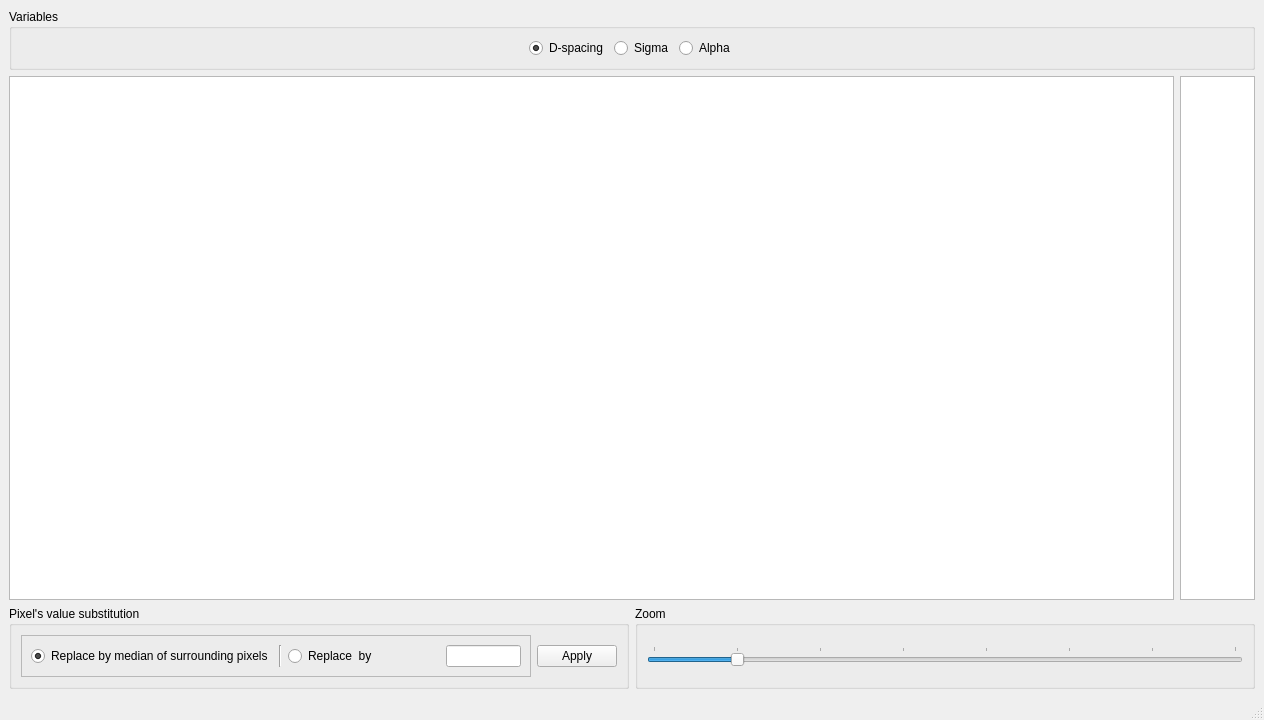
Qt form ibeatles/ui/ui_fittingVariablesKropff.ui (ornlneutronimaging/iBeatles) before a commit.
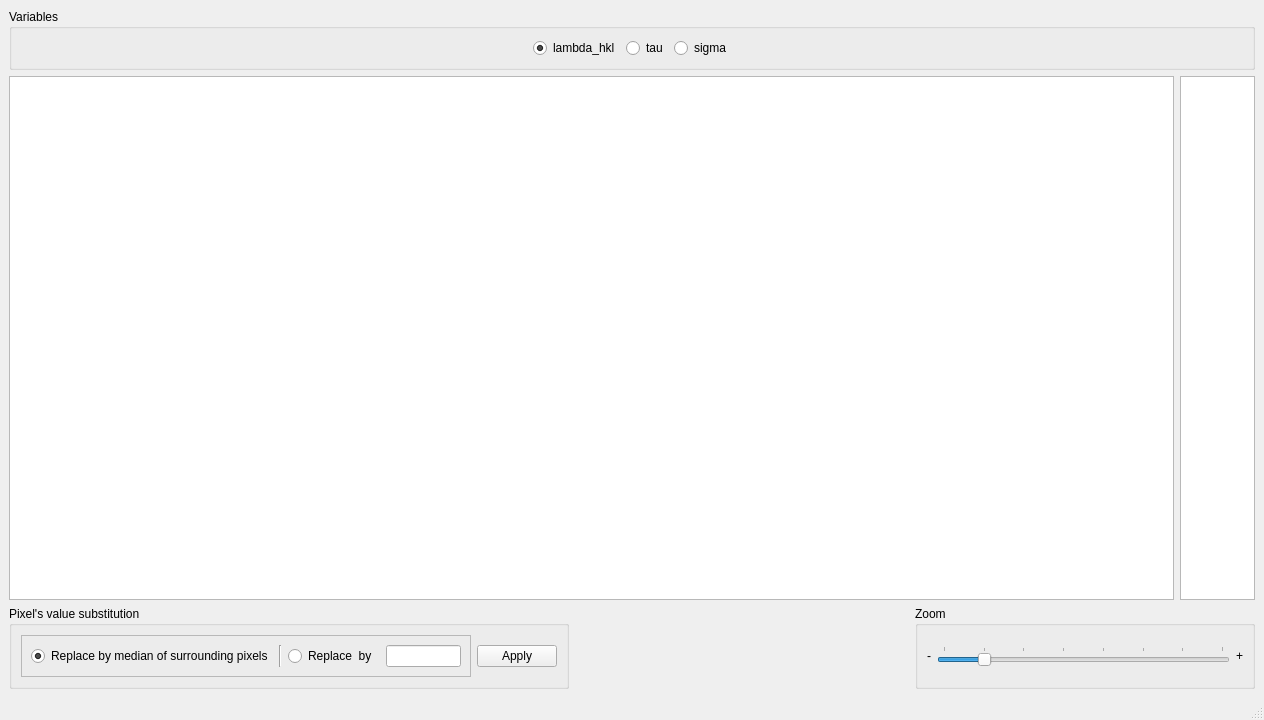
The same form after that commit.

Diff of the .ui file:
```diff
--- a/ibeatles/ui/ui_fittingVariablesKropff.ui
+++ b/ibeatles/ui/ui_fittingVariablesKropff.ui
@@ -52,24 +52,24 @@
        <item>
         <widget class="QRadioButton" name="d_spacing_button">
          <property name="text">
-          <string>D-spacing</string>
+          <string>lambda_hkl</string>
          </property>
          <property name="checked">
           <bool>true</bool>
          </property>
         </widget>
        </item>
+       <item>
+        <widget class="QRadioButton" name="tau_button">
+         <property name="text">
+          <string>tau</string>
+         </property>
+        </widget>
+       </item>
        <item>
         <widget class="QRadioButton" name="sigma_button">
          <property name="text">
-          <string>Sigma</string>
-         </property>
-        </widget>
-       </item>
-       <item>
-        <widget class="QRadioButton" name="alpha_button">
-         <property name="text">
-          <string>Alpha</string>
+          <string>sigma</string>
          </property>
         </widget>
        </item>
@@ -215,12 +215,32 @@
         </layout>
        </widget>
       </item>
+      <item>
+       <spacer name="horizontalSpacer">
+        <property name="orientation">
+         <enum>Qt::Horizontal</enum>
+        </property>
+        <property name="sizeHint" stdset="0">
+         <size>
+          <width>40</width>
+          <height>20</height>
+         </size>
+        </property>
+       </spacer>
+      </item>
       <item>
        <widget class="QGroupBox" name="groupBox_3">
         <property name="title">
          <string>Zoom</string>
         </property>
         <layout class="QHBoxLayout" name="horizontalLayout_2">
+         <item>
+          <widget class="QLabel" name="label">
+           <property name="text">
+            <string>-</string>
+           </property>
+          </widget>
+         </item>
          <item>
           <widget class="QSlider" name="advanced_selection_cell_size_slider">
            <property name="minimum">
@@ -240,6 +260,13 @@
            </property>
           </widget>
          </item>
+         <item>
+          <widget class="QLabel" name="label_2">
+           <property name="text">
+            <string>+</string>
+           </property>
+          </widget>
+         </item>
         </layout>
        </widget>
       </item>
```
Left out of the diff: 8 changed lines with no effect on the pictures.
